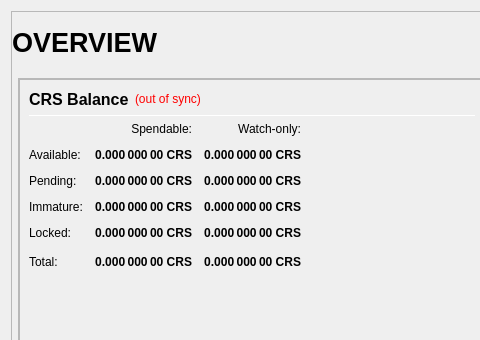
cronosdeveloper/Cronos, file src/qt/forms/overviewpage.ui: the form before one commit; both pictures show x 0 to 480 and y 0 to 340 of the 978 by 841 pixel window.
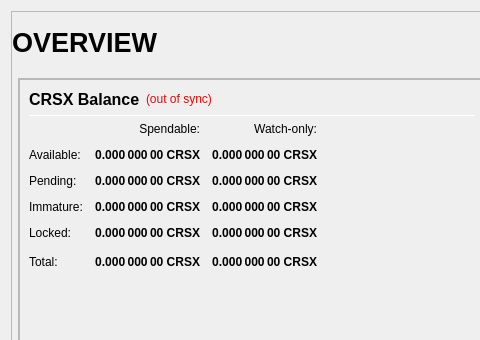
The form after the commit.

Commit message: ticker change to CRSX

Diff of the .ui file:
```diff
--- a/src/qt/forms/overviewpage.ui
+++ b/src/qt/forms/overviewpage.ui
@@ -240,7 +240,7 @@
                           </font>
                          </property>
                          <property name="text">
-                          <string>CRS Balance</string>
+                          <string>CRSX Balance</string>
                          </property>
                         </widget>
                        </item>
@@ -344,7 +344,7 @@
                           <string>Your current spendable balance</string>
                          </property>
                          <property name="text">
-                          <string notr="true">0.000 000 00 CRS</string>
+                          <string notr="true">0.000 000 00 CRSX</string>
                          </property>
                          <property name="alignment">
                           <set>Qt::AlignRight|Qt::AlignTrailing|Qt::AlignVCenter</set>
@@ -369,7 +369,7 @@
                           <string>Your current balance in watch-only addresses</string>
                          </property>
                          <property name="text">
-                          <string notr="true">0.000 000 00 CRS</string>
+                          <string notr="true">0.000 000 00 CRSX</string>
                          </property>
                          <property name="alignment">
                           <set>Qt::AlignRight|Qt::AlignTrailing|Qt::AlignVCenter</set>
@@ -401,7 +401,7 @@
                           <string>Total of transactions that have yet to be confirmed, and do not yet count toward the spendable balance</string>
                          </property>
                          <property name="text">
-                          <string notr="true">0.000 000 00 CRS</string>
+                          <string notr="true">0.000 000 00 CRSX</string>
                          </property>
                          <property name="alignment">
                           <set>Qt::AlignRight|Qt::AlignTrailing|Qt::AlignVCenter</set>
@@ -426,7 +426,7 @@
                           <string>Unconfirmed transactions to watch-only addresses</string>
                          </property>
                          <property name="text">
-                          <string notr="true">0.000 000 00 CRS</string>
+                          <string notr="true">0.000 000 00 CRSX</string>
                          </property>
                          <property name="alignment">
                           <set>Qt::AlignRight|Qt::AlignTrailing|Qt::AlignVCenter</set>
@@ -458,7 +458,7 @@
                           <string>Staked or masternode rewards that has not yet matured</string>
                          </property>
                          <property name="text">
-                          <string notr="true">0.000 000 00 CRS</string>
+                          <string notr="true">0.000 000 00 CRSX</string>
                          </property>
                          <property name="alignment">
                           <set>Qt::AlignRight|Qt::AlignTrailing|Qt::AlignVCenter</set>
@@ -483,7 +483,7 @@
                           <string>Staked or masternode rewards in watch-only addresses that has not yet matured</string>
                          </property>
                          <property name="text">
-                          <string notr="true">0.000 000 00 CRS</string>
+                          <string notr="true">0.000 000 00 CRSX</string>
                          </property>
                          <property name="alignment">
                           <set>Qt::AlignRight|Qt::AlignTrailing|Qt::AlignVCenter</set>
@@ -518,7 +518,7 @@
                           <string>Locked CRS or Masternode collaterals. These are excluded from zCRS minting.</string>
                          </property>
                          <property name="text">
-                          <string notr="true">0.000 000 00 CRS</string>
+                          <string notr="true">0.000 000 00 CRSX</string>
                          </property>
                          <property name="alignment">
                           <set>Qt::AlignRight|Qt::AlignTrailing|Qt::AlignVCenter</set>
@@ -543,7 +543,7 @@
                           <string>Current locked balance in watch-only addresses</string>
                          </property>
                          <property name="text">
-                          <string notr="true">0.000 000 00 CRS</string>
+                          <string notr="true">0.000 000 00 CRSX</string>
                          </property>
                          <property name="alignment">
                           <set>Qt::AlignRight|Qt::AlignTrailing|Qt::AlignVCenter</set>
@@ -578,7 +578,7 @@
                           <string>Your current CRS balance, unconfirmed and immature transactions included</string>
                          </property>
                          <property name="text">
-                          <string notr="true">0.000 000 00 CRS</string>
+                          <string notr="true">0.000 000 00 CRSX</string>
                          </property>
                          <property name="alignment">
                           <set>Qt::AlignRight|Qt::AlignTrailing|Qt::AlignVCenter</set>
@@ -603,7 +603,7 @@
                           <string>Current total balance in watch-only addresses</string>
                          </property>
                          <property name="text">
-                          <string notr="true">0.000 000 00 CRS</string>
+                          <string notr="true">0.000 000 00 CRSX</string>
                          </property>
                          <property name="alignment">
                           <set>Qt::AlignRight|Qt::AlignTrailing|Qt::AlignVCenter</set>
```
Left out of the diff: 8 changed lines with no effect on the pictures. The commit also changes 123 other files.
